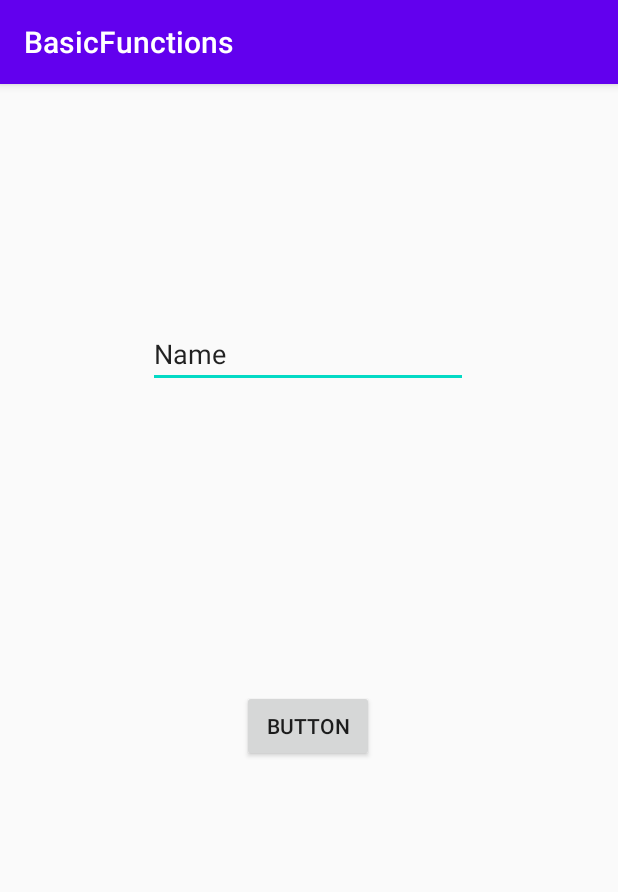
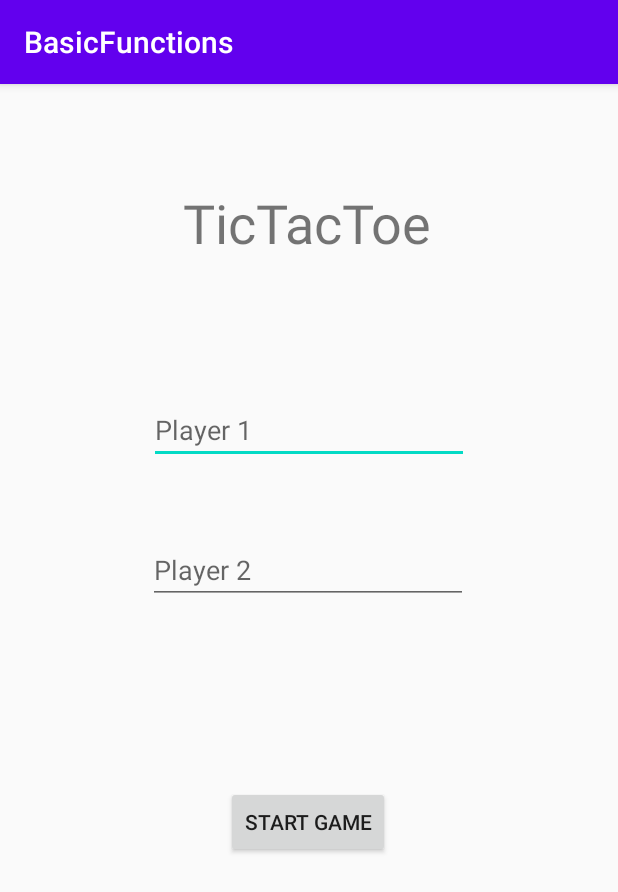
Before and after one commit to sherwinchiu/AndroidPractice, an Android app: the screen it shows after launch (MainActivity), on a phone screen of 412 x 824 dp. Shown: the top 892 px of the screen. Run offline under Robolectric (Android 15) with nearby library versions, the phone set to English and light mode, and no system bars.

Commit message:
Main activity layout

```diff
--- a/BasicFunctions/app/src/main/java/com/sherwin/basicfunctions/MainActivity.java
+++ b/BasicFunctions/app/src/main/java/com/sherwin/basicfunctions/MainActivity.java
@@ -22,4 +22,8 @@ public class MainActivity extends AppCompatActivity {
         intent.putExtra(EXTRA_MESSAGE, message); // Intent carries on data types called "extra", in this case message and original message
         startActivity(intent);
     }
+    public void startGame(View view){
+        Intent intent = new Intent(this, MainGameActivity.class);
+        startActivity(intent);
+    }
 }
--- a/BasicFunctions/app/src/main/res/layout/activity_main.xml
+++ b/BasicFunctions/app/src/main/res/layout/activity_main.xml
@@ -5,32 +5,60 @@
     android:id="@+id/ConstraintLayout"
     android:layout_width="match_parent"
     android:layout_height="match_parent"
+    android:onClick="startGame"
     tools:context=".MainActivity">
 
     <Button
-        android:id="@+id/sendMessage"
+        android:id="@+id/startGameButton"
         android:layout_width="wrap_content"
         android:layout_height="wrap_content"
-        android:layout_marginBottom="316dp"
+        android:layout_marginTop="176dp"
+        android:layout_marginBottom="252dp"
         android:onClick="sendMessage"
-        android:text="Button"
+        android:text="Start Game"
         app:layout_constraintBottom_toBottomOf="parent"
         app:layout_constraintEnd_toEndOf="parent"
         app:layout_constraintHorizontal_bias="0.498"
-        app:layout_constraintStart_toStartOf="parent" />
+        app:layout_constraintStart_toStartOf="parent"
+        app:layout_constraintTop_toBottomOf="@+id/editText" />
 
     <EditText
-        android:id="@+id/editText"
+        android:id="@+id/player1EditText"
         android:layout_width="wrap_content"
         android:layout_height="wrap_content"
-        android:layout_marginBottom="44dp"
+        android:layout_marginTop="208dp"
         android:ems="10"
+        android:hint="Player 1"
         android:inputType="textPersonName"
-        android:text="Name"
-        app:layout_constraintBottom_toTopOf="@+id/sendMessage"
+        app:layout_constraintEnd_toEndOf="parent"
+        app:layout_constraintStart_toStartOf="parent"
+        app:layout_constraintTop_toTopOf="parent" />
+
+    <TextView
+        android:id="@+id/titleView"
+        android:layout_width="wrap_content"
+        android:layout_height="wrap_content"
+        android:layout_marginTop="68dp"
+        android:text="TicTacToe"
+        android:textSize="36sp"
+        app:layout_constraintBottom_toTopOf="@+id/editText"
         app:layout_constraintEnd_toEndOf="parent"
         app:layout_constraintHorizontal_bias="0.497"
         app:layout_constraintStart_toStartOf="parent"
-        app:layout_constraintTop_toTopOf="parent" />
+        app:layout_constraintTop_toTopOf="parent"
+        app:layout_constraintVertical_bias="0.402" />
+
+    <EditText
+        android:id="@+id/player2EditText"
+        android:layout_width="wrap_content"
+        android:layout_height="wrap_content"
+        android:layout_marginTop="48dp"
+        android:ems="10"
+        android:hint="Player 2"
+        android:inputType="textPersonName"
+        app:layout_constraintEnd_toEndOf="parent"
+        app:layout_constraintHorizontal_bias="0.497"
+        app:layout_constraintStart_toStartOf="parent"
+        app:layout_constraintTop_toBottomOf="@+id/player1EditText" />
 
 </androidx.constraintlayout.widget.ConstraintLayout>
```
Also changed, not shown: BasicFunctions/app/src/main/AndroidManifest.xml (+3 -4 lines), BasicFunctions/app/src/main/java/com/sherwin/basicfunctions/MainGameActivity.java (added, +15 -0 lines), BasicFunctions/app/src/main/res/layout/activity_main_game.xml (added, +9 -0 lines).
